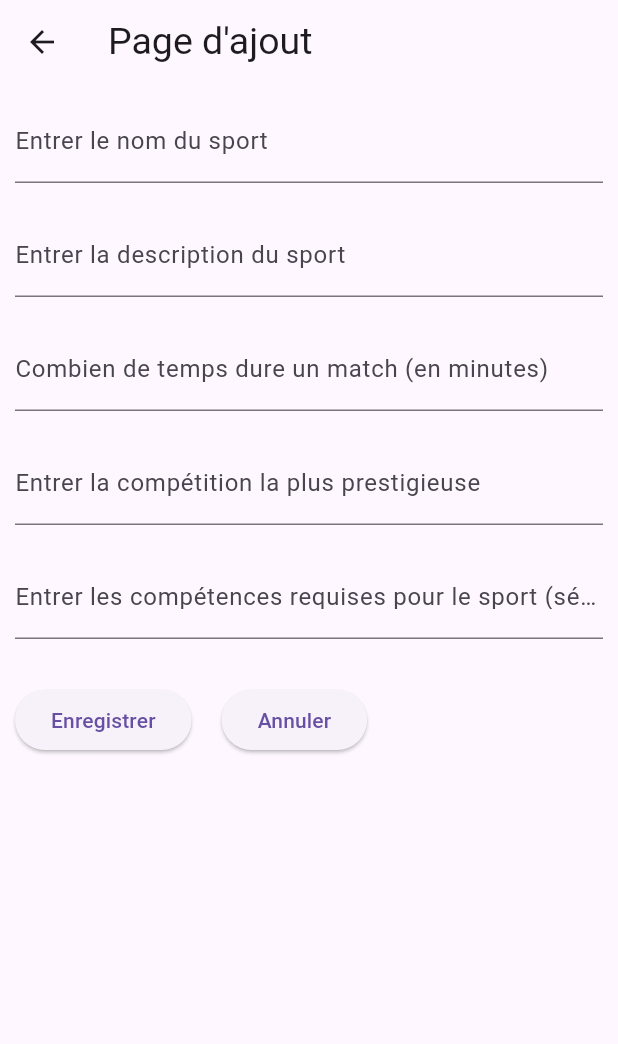
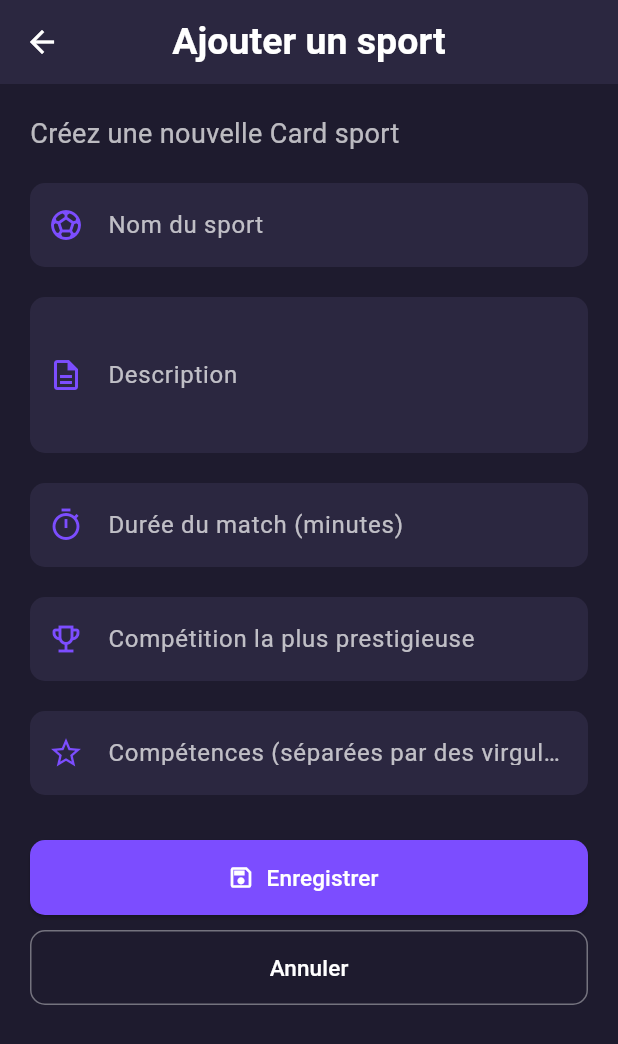
Before and after one commit to yalac/tp1-flutter-sport-YL, a Flutter app: the AjoutSportPage screen opened directly, on a phone screen of 412 x 824 dp. Shown: the top 1044 px of the screen. Run offline on Flutter 3.47's test engine with Material 3 defaults, Android fonts, the phone set to English and light mode, and no system bars.

Commit message:
ajout complet du style de la page pour ajouter

```diff
--- a/lib/pages/ajout_sport_page.dart
+++ b/lib/pages/ajout_sport_page.dart
@@ -15,6 +15,7 @@ class _AjoutSportPageState extends State<AjoutSportPage> {
   String? erreurDuree;
   String? erreurCompetition;
   String? erreurCompetence;
+
   final nomController = TextEditingController();
   final descriptionController = TextEditingController();
   final dureeController = TextEditingController();
@@ -27,7 +28,8 @@ class _AjoutSportPageState extends State<AjoutSportPage> {
     erreurDuree = null;
     erreurCompetition = null;
     erreurCompetence = null;
-    if (nomController.text.trim().isEmpty) {
+
+    if (nomController.text.isEmpty) {
       setState(() {
         erreurNom = 'Entrez un nom de sport';
       });
@@ -35,7 +37,7 @@ class _AjoutSportPageState extends State<AjoutSportPage> {
     }
     if (descriptionController.text.isEmpty) {
       setState(() {
-        erreurDescription = 'Entrez une description de sport';
+        erreurDescription = 'Entrez une description du sport';
       });
       return;
     }
@@ -71,25 +73,60 @@ class _AjoutSportPageState extends State<AjoutSportPage> {
     }
   }
 
+  InputDecoration decorationChamp({
+    String? label,
+    IconData? icon,
+    String? erreurMessage,
+  }) {
+    return InputDecoration(
+      labelText: label,
+      labelStyle: TextStyle(color: Colors.white70),
+      prefixIcon: Icon(icon, color: Color(0xFF7C4DFF)),
+      errorText: erreurMessage,
+      filled: true,
+      fillColor: Color(0xFF2B2740),
+      border: OutlineInputBorder(
+        borderRadius: BorderRadius.circular(10),
+        borderSide: BorderSide.none,
+      ),
+      focusedBorder: OutlineInputBorder(
+        borderRadius: BorderRadius.circular(10),
+        borderSide: BorderSide(color: Color(0xFF7C4DFF), width: 3),
+      ),
+    );
+  }
+
   @override
   Widget build(BuildContext context) {
     return Scaffold(
+      backgroundColor: Color(0xFF1E1B2E),
       appBar: AppBar(
-        title: const Text(
-          'Page d\'ajout',
-          style: TextStyle(fontSize: 25),
-          textAlign: TextAlign.center,
+        backgroundColor: Color(0xFF2B2740),
+        foregroundColor: Colors.white,
+        elevation: 0,
+        centerTitle: true,
+        title: Text(
+          'Ajouter un sport',
+          style: TextStyle(fontSize: 25, fontWeight: FontWeight.w700),
         ),
       ),
       body: ListView(
-        padding: EdgeInsets.all(10),
+        padding: EdgeInsets.all(20),
         children: [
+          Text(
+            'Créez une nouvelle Card sport',
+            style: TextStyle(color: Colors.white70, fontSize: 18),
+          ),
+          SizedBox(height: 20),
+
           // Champ pour le nom du sport
           TextField(
             controller: nomController,
-            decoration: InputDecoration(
-              labelText: 'Entrer le nom du sport',
-              errorText: erreurNom,
+            style: TextStyle(color: Colors.white),
+            decoration: decorationChamp(
+              label: 'Nom du sport',
+              icon: Icons.sports_soccer,
+              erreurMessage: erreurNom,
             ),
           ),
           SizedBox(height: 20),
@@ -97,9 +134,12 @@ class _AjoutSportPageState extends State<AjoutSportPage> {
           // Champ pour la description du sport
           TextField(
             controller: descriptionController,
-            decoration: InputDecoration(
-              labelText: 'Entrer la description du sport',
-              errorText: erreurDescription,
+            style: TextStyle(color: Colors.white),
+            maxLines: 3,
+            decoration: decorationChamp(
+              label: 'Description',
+              icon: Icons.description_outlined,
+              erreurMessage: erreurDescription,
             ),
           ),
           SizedBox(height: 20),
@@ -107,9 +147,11 @@ class _AjoutSportPageState extends State<AjoutSportPage> {
           // Champ pour la durée d'un match
           TextField(
             controller: dureeController,
-            decoration: InputDecoration(
-              labelText: 'Combien de temps dure un match (en minutes)',
-              errorText: erreurDuree,
+            style: TextStyle(color: Colors.white),
+            decoration: decorationChamp(
+              label: 'Durée du match (minutes)',
+              icon: Icons.timer_outlined,
+              erreurMessage: erreurDuree,
             ),
           ),
           SizedBox(height: 20),
@@ -117,9 +159,11 @@ class _AjoutSportPageState extends State<AjoutSportPage> {
           // Champ pour la compétition la plus prestigieuse
           TextField(
             controller: competitionController,
-            decoration: InputDecoration(
-              labelText: 'Entrer la compétition la plus prestigieuse',
-              errorText: erreurCompetition,
+            style: TextStyle(color: Colors.white),
+            decoration: decorationChamp(
+              label: 'Compétition la plus prestigieuse',
+              icon: Icons.emoji_events_outlined,
+              erreurMessage: erreurCompetition,
             ),
           ),
           SizedBox(height: 20),
@@ -127,27 +171,47 @@ class _AjoutSportPageState extends State<AjoutSportPage> {
           // Champ pour les compétences requises pour le sport
           TextField(
             controller: competenceController,
-            decoration: InputDecoration(
-              labelText: 'Entrer les compétences requises pour le sport (séparées par des virgules)',
-              errorText: erreurCompetence,
+            style: TextStyle(color: Colors.white),
+            decoration: decorationChamp(
+              label: 'Compétences (séparées par des virgules)',
+              icon: Icons.star_outline,
+              erreurMessage: erreurCompetence,
             ),
           ),
           SizedBox(height: 30),
 
-          Row(
-            children: [
-              ElevatedButton(
-                onPressed: enregistrer,
-                child: Text('Enregistrer'),
+          SizedBox(
+            height: 50,
+            child: ElevatedButton.icon(
+              onPressed: enregistrer,
+              icon: Icon(Icons.save_outlined),
+              label: Text('Enregistrer', style: TextStyle(fontSize: 15)),
+              style: ElevatedButton.styleFrom(
+                backgroundColor: Color(0xFF7C4DFF),
+                foregroundColor: Colors.white,
+                shape: RoundedRectangleBorder(
+                  borderRadius: BorderRadius.circular(10),
+                ),
               ),
-              SizedBox(width: 20),
-              ElevatedButton(
-                onPressed: () {
-                  Navigator.pop(context);
-                },
-                child: Text('Annuler'),
+            ),
+          ),
+          SizedBox(height: 10),
+
+          SizedBox(
+            height: 50,
+            child: OutlinedButton(
+              onPressed: () {
+                Navigator.pop(context);
+              },
+              style: OutlinedButton.styleFrom(
+                foregroundColor: Colors.white,
+                side: BorderSide(color: Colors.white38),
+                shape: RoundedRectangleBorder(
+                  borderRadius: BorderRadius.circular(10),
+                ),
               ),
-            ],
+              child: Text('Annuler', style: TextStyle(fontSize: 15)),
+            ),
           ),
         ],
       ),
```
